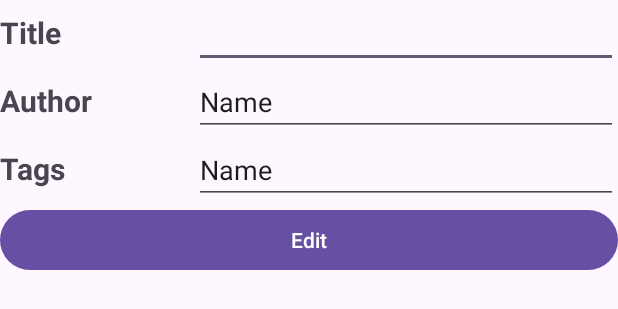
After one commit to gooofff/Android_TH, an Android app: the layout activity_edit.xml on its own in the app's theme, with its tools: preview values and no code run, on a phone screen of 412 x 824 dp. The commit adds this screen. Shown: the top 309 px of the screen. Run offline under Robolectric (Android 15) with nearby library versions, the phone set to English and light mode, and no system bars.

Commit message:
UpdateActivity

```diff
--- a/Test_SQL/app/src/main/java/com/example/test_sql/AddBookActivity.java
+++ b/Test_SQL/app/src/main/java/com/example/test_sql/AddBookActivity.java
@@ -1,6 +1,7 @@
 package com.example.test_sql;
 
 import android.content.ContentValues;
+import android.content.Intent;
 import android.database.sqlite.SQLiteDatabase;
 import android.os.Bundle;
 import android.view.View;
@@ -40,6 +41,10 @@ public class AddBookActivity extends AppCompatActivity {
 
                 db.insert(DatabaseHelper.TABLE_BOOKS, null, values);
                 db.close();
+
+                Intent myIntent = new Intent(AddBookActivity.this, MainActivity.class);
+                myIntent.addFlags(Intent.FLAG_ACTIVITY_CLEAR_TOP | Intent.FLAG_ACTIVITY_NEW_TASK);
+                startActivity(myIntent);
                 finish();
             }
         });
--- /dev/null
+++ b/Test_SQL/app/src/main/res/layout/activity_edit.xml
@@ -0,0 +1,84 @@
+<?xml version="1.0" encoding="utf-8"?>
+<LinearLayout xmlns:android="http://schemas.android.com/apk/res/android"
+    android:layout_width="match_parent"
+    android:layout_height="match_parent"
+    android:orientation="vertical">
+
+    <LinearLayout
+        android:layout_width="match_parent"
+        android:layout_height="wrap_content"
+        android:orientation="horizontal">
+
+        <TextView
+            android:id="@+id/textView"
+            android:layout_width="60dp"
+            android:layout_height="wrap_content"
+            android:layout_weight="1"
+            android:text="Title"
+            android:textSize="20sp"
+            android:textStyle="bold" />
+
+        <EditText
+            android:id="@+id/editTextText"
+            android:layout_width="wrap_content"
+            android:layout_height="wrap_content"
+            android:layout_weight="1"
+            android:ems="10"
+            android:inputType="text" />
+
+    </LinearLayout>
+
+    <LinearLayout
+        android:layout_width="match_parent"
+        android:layout_height="wrap_content"
+        android:orientation="horizontal">
+
+        <TextView
+            android:id="@+id/textView2"
+            android:layout_width="60dp"
+            android:layout_height="wrap_content"
+            android:layout_weight="1"
+            android:text="Author"
+            android:textSize="20sp"
+            android:textStyle="bold" />
+
+        <EditText
+            android:id="@+id/editTextText2"
+            android:layout_width="wrap_content"
+            android:layout_height="wrap_content"
+            android:layout_weight="1"
+            android:ems="10"
+            android:inputType="text"
+            android:text="Name" />
+    </LinearLayout>
+
+    <LinearLayout
+        android:layout_width="match_parent"
+        android:layout_height="wrap_content"
+        android:orientation="horizontal">
+
+        <TextView
+            android:id="@+id/textView3"
+            android:layout_width="60dp"
+            android:layout_height="wrap_content"
+            android:layout_weight="1"
+            android:text="Tags"
+            android:textSize="20sp"
+            android:textStyle="bold" />
+
+        <EditText
+            android:id="@+id/editTextText3"
+            android:layout_width="wrap_content"
+            android:layout_height="wrap_content"
+            android:layout_weight="1"
+            android:ems="10"
+            android:inputType="text"
+            android:text="Name" />
+    </LinearLayout>
+
+    <Button
+        android:id="@+id/button"
+        android:layout_width="match_parent"
+        android:layout_height="wrap_content"
+        android:text="Edit" />
+</LinearLayout>
```
Also changed, not shown: Test_SQL/app/src/main/java/com/example/test_sql/EditBookActivity.java (+75 -50 lines), Test_SQL/app/src/main/java/com/example/test_sql/MainActivity.java (+27 -0 lines), Test_SQL/app/src/main/res/layout/activity_main.xml (+9 -1 lines).
